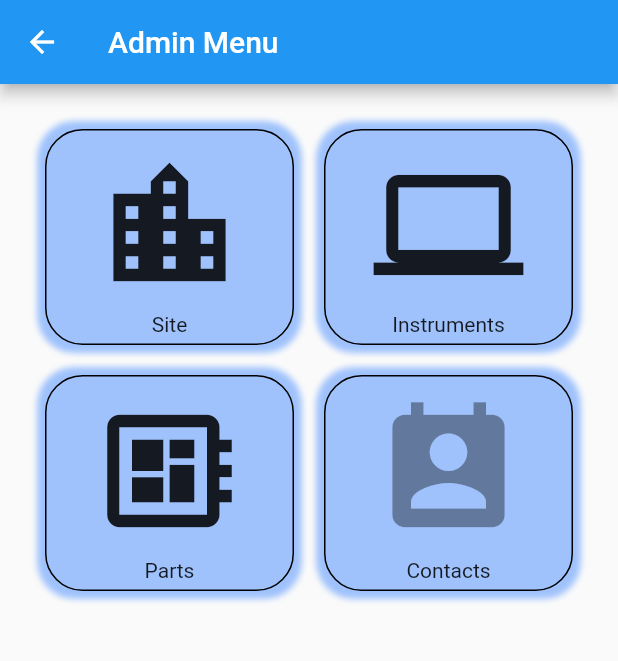
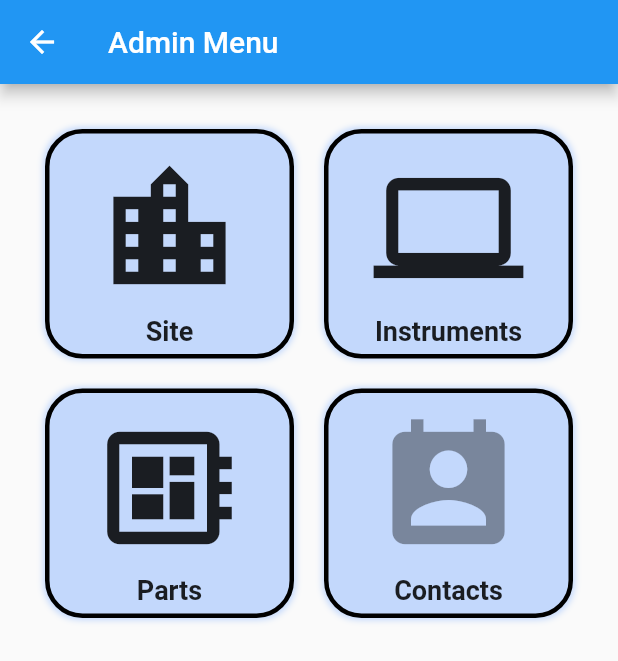
Before and after one commit to Asafvm/project_ts_2020, a Flutter app: the AdminMenuScreen screen opened by its route, on a phone screen of 412 x 824 dp. Shown: the top 661 px of the screen. Run offline on Flutter 3.47's test engine with Material 2 defaults, Android fonts, the phone set to English and light mode, and no system bars; our stand-ins replace cloud_firestore, cloud_functions, contacts_service, firebase_auth, firebase_core, firebase_storage and 5 more; missing offline and left inert: flutter_pdfview, positioned_tap_detector; accounts and stored records are empty.

Commit message:
more asthetics

```diff
--- a/lib/screens/admin_menu_screen.dart
+++ b/lib/screens/admin_menu_screen.dart
@@ -10,14 +10,14 @@ class AdminMenuScreen extends StatelessWidget {
       IconData icon, Function click, String title, BuildContext context) {
     return Container(
       decoration: BoxDecoration(
-        border: Border.all(color: Colors.black),
+        border: Border.all(width: 3, color: Colors.black),
         borderRadius: BorderRadius.all(Radius.circular(25)),
         boxShadow: [
           BoxShadow(
-              color: Theme.of(context).accentColor.withOpacity(0.5),
+              color: Theme.of(context).accentColor.withOpacity(0.3),
               offset: Offset(0, 0),
               blurRadius: 3.0,
-              spreadRadius: 5.0)
+              spreadRadius: 1.0)
         ],
       ),
       margin: EdgeInsets.all(10),
@@ -33,7 +33,13 @@ class AdminMenuScreen extends StatelessWidget {
             splashRadius: 30,
             splashColor: Theme.of(context).primaryColor,
           ),
-          Text(title),
+          Text(
+            title,
+            style: TextStyle(
+              fontSize: 18,
+              fontWeight: FontWeight.bold,
+            ),
+          ),
         ],
       ),
     );
--- a/lib/widgets/auth_form.dart
+++ b/lib/widgets/auth_form.dart
@@ -1,6 +1,5 @@
 import 'package:flutter/material.dart';
 import 'package:provider/provider.dart';
-import 'package:teamshare/providers/applogger.dart';
 import 'package:teamshare/providers/authentication.dart';
 
 enum AuthState { signin, signup }
@@ -31,10 +30,8 @@ class _AuthFormState extends State<AuthForm> with TickerProviderStateMixin {
 
   @override
   void didChangeDependencies() {
-    // TODO: implement didChangeDependencies
     super.didChangeDependencies();
     screenWidth = MediaQuery.of(context).size.width - 80;
-
     _animationContainerController = AnimationController(
       vsync: this,
       duration: Duration(milliseconds: 300),
@@ -197,11 +194,12 @@ class _AuthFormState extends State<AuthForm> with TickerProviderStateMixin {
   Future<void> _authUser(BuildContext context) async {
     _loginKey.currentState.save();
     if (_loginKey.currentState.validate()) {
+      FocusScope.of(context).unfocus();
       try {
         setState(() {
           _logging = true;
         });
-        Applogger.consoleLog(MessegeType.info, 'logging');
+
         await Provider.of<Authentication>(context, listen: false)
             .authenticate(_authData['email'], _authData['password'],
                 signMode == AuthState.signup)
```
